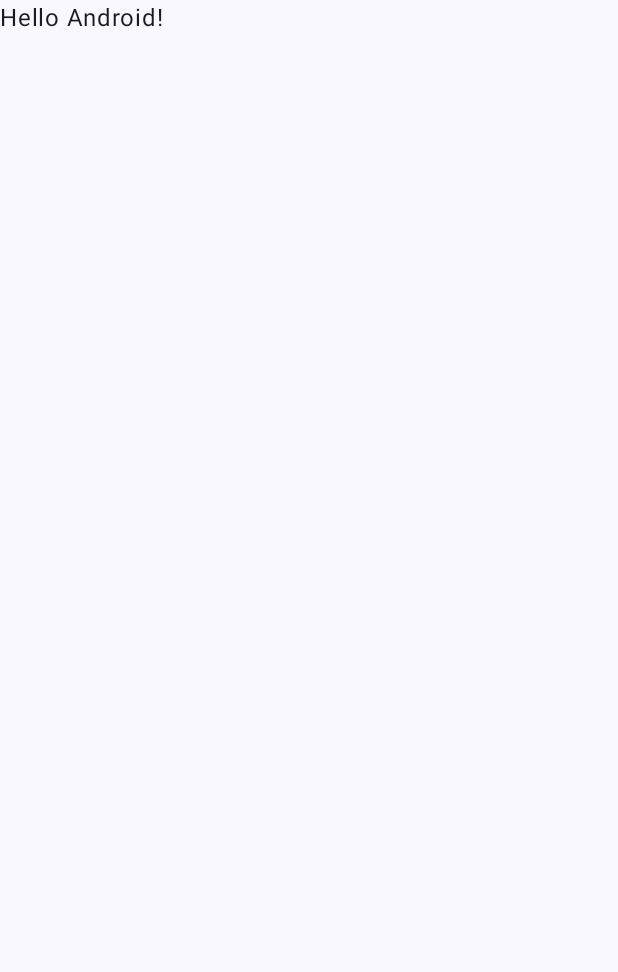
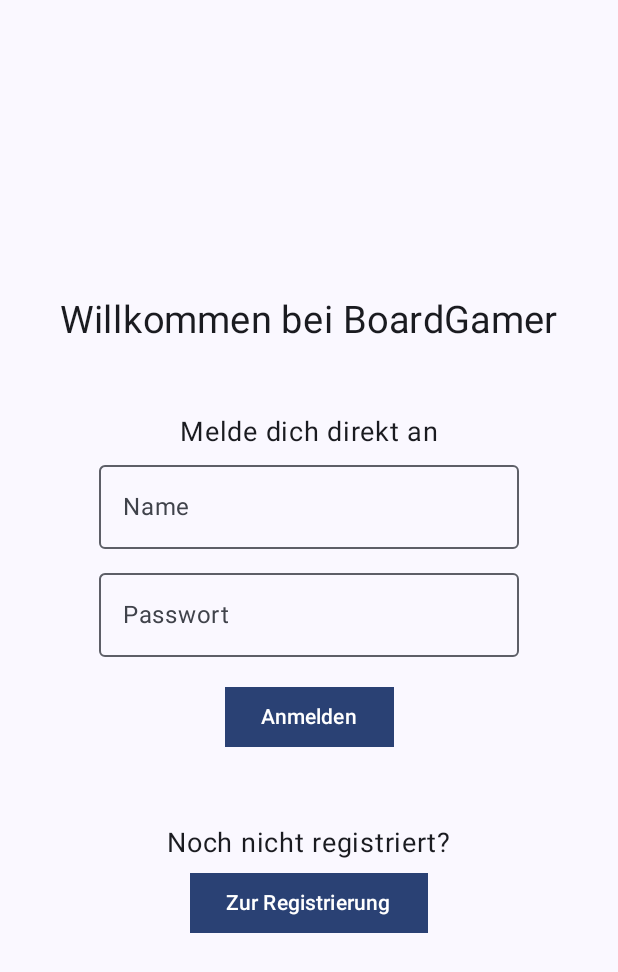
Before and after one commit to teimyBr/DLBCSEMSE02_D, an Android app built with Jetpack Compose: the screen it shows after launch (MainActivity), on a phone screen of 412 x 824 dp. Before the commit the part shown is almost empty. Shown: the top 972 px of the screen. Run offline under Robolectric (Android 15) with nearby library versions, the light colour scheme and no system bars.

Commit message:
Implement Home/Login and Registration UI without API-Logic

```diff
--- a/Frontend/BoardGamer/app/build.gradle.kts
+++ b/Frontend/BoardGamer/app/build.gradle.kts
@@ -56,6 +56,7 @@
     implementation(libs.androidx.ui.tooling.preview)
     implementation(libs.androidx.material3)
     implementation(libs.kotlinx.serialization.json)
+    implementation("androidx.navigation:navigation-compose:2.7.7")
     testImplementation(libs.junit)
     androidTestImplementation(libs.androidx.junit)
     androidTestImplementation(libs.androidx.espresso.core)
--- a/Frontend/BoardGamer/app/src/main/java/com/boardgamer/MainActivity.kt
+++ b/Frontend/BoardGamer/app/src/main/java/com/boardgamer/MainActivity.kt
@@ -4,13 +4,11 @@
 import androidx.activity.ComponentActivity
 import androidx.activity.compose.setContent
 import androidx.activity.enableEdgeToEdge
-import androidx.compose.foundation.layout.fillMaxSize
-import androidx.compose.foundation.layout.padding
-import androidx.compose.material3.Scaffold
-import androidx.compose.material3.Text
 import androidx.compose.runtime.Composable
-import androidx.compose.ui.Modifier
-import androidx.compose.ui.tooling.preview.Preview
+import androidx.navigation.NavController
+import androidx.navigation.compose.NavHost
+import androidx.navigation.compose.composable
+import androidx.navigation.compose.rememberNavController
 import com.boardgamer.ui.theme.BoardGamerTheme
 
 class MainActivity : ComponentActivity() {
@@ -19,29 +17,27 @@
         enableEdgeToEdge()
         setContent {
             BoardGamerTheme {
-                Scaffold(modifier = Modifier.fillMaxSize()) { innerPadding ->
-                    Greeting(
-                        name = "Android",
-                        modifier = Modifier.padding(innerPadding)
-                    )
-                }
+                AppNavigation()
             }
         }
     }
 }
 
 @Composable
-fun Greeting(name: String, modifier: Modifier = Modifier) {
-    Text(
-        text = "Hello $name!",
-        modifier = modifier
-    )
+fun AppNavigation() {
+    val navController = rememberNavController()
+
+    NavHost(navController = navController, startDestination = "home") {
+        composable("home") {
+            HomeScreen(navController = navController)
+        }
+        composable("registration") {
+            Registration(navController)
+        }
+    }
 }
 
-@Preview(showBackground = true)
 @Composable
-fun GreetingPreview() {
-    BoardGamerTheme {
-        Greeting("Android")
-    }
+fun HomeScreen(navController: NavController) {
+    Home(navController);
 }
--- /dev/null
+++ b/Frontend/BoardGamer/app/src/main/java/com/boardgamer/ui/Home.kt
@@ -0,0 +1,108 @@
+package com.boardgamer
+
+import androidx.compose.foundation.layout.*
+import androidx.compose.material3.Button
+import androidx.compose.material3.OutlinedTextField
+import androidx.compose.material3.Scaffold
+import androidx.compose.material3.Text
+import androidx.compose.runtime.*
+import androidx.compose.ui.Alignment
+import androidx.compose.ui.Modifier
+import androidx.compose.ui.graphics.Color
+import androidx.compose.ui.graphics.RectangleShape
+import androidx.compose.ui.text.input.PasswordVisualTransformation
+import androidx.compose.ui.unit.dp
+import androidx.compose.ui.unit.sp
+import androidx.navigation.NavController
+
+@Composable
+fun Home(navController: NavController) {
+    var username by remember { mutableStateOf("") }
+    var password by remember { mutableStateOf("") }
+    var showError by remember {mutableStateOf(false)}
+
+    Scaffold { innerPadding ->
+        Column(
+            modifier = Modifier
+                .fillMaxSize()
+                .padding(innerPadding)
+                .padding(16.dp),
+            verticalArrangement = Arrangement.Center,
+            horizontalAlignment = Alignment.CenterHorizontally
+        ) {
+            Text(
+                text = "Willkommen bei BoardGamer",
+                fontSize = 25.sp
+            )
+
+            Spacer(modifier = Modifier.height(48.dp))
+
+            Text(
+                text = "Melde dich direkt an",
+                fontSize = 18.sp
+            )
+
+            Spacer(modifier = Modifier.height(2.dp))
+
+            OutlinedTextField(
+                value = username,
+                onValueChange = { username = it },
+                label = { Text("Name") }
+            )
+
+            Spacer(modifier = Modifier.height(8.dp))
+
+            OutlinedTextField(
+                value = password,
+                onValueChange = { password = it },
+                label = { Text("Passwort") },
+                visualTransformation = PasswordVisualTransformation()
+            )
+
+            Spacer(modifier = Modifier.height(16.dp))
+
+            Button(onClick = {
+                /*
+                    Hier kommt dann später der Code für die Authentifizierung rein
+                */
+                if(username.isEmpty() || password.isEmpty()){
+                    showError = true;
+                } else {
+                    showError = false;
+                }
+
+            },
+                shape = RectangleShape
+            ) {
+                Text(
+                    text = "Anmelden"
+                )
+            }
+
+            if(showError){
+                Text(
+                    text = "Benutzername und Passwort eingeben!",
+                    color = Color.Red,
+                    modifier = Modifier.padding(top = 8.dp)
+                )
+            }
+
+            Spacer(modifier = Modifier.height(48.dp))
+
+            Text(
+                text = "Noch nicht registriert?",
+                fontSize = 18.sp
+            )
+
+            Spacer(modifier = Modifier.height(4.dp))
+
+            Button(onClick = {
+                navController.navigate("registration")
+            },
+                shape = RectangleShape
+            ) {
+                Text("Zur Registrierung")
+            }
+        }
+    }
+}
```
Also changed, not shown: Frontend/BoardGamer/app/src/main/java/com/boardgamer/ui/Registration.kt (added, +118 -0 lines).
